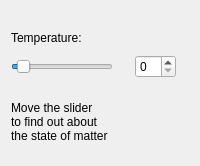
KDE/kalzium, file src/somwidget.ui: the form before one commit.
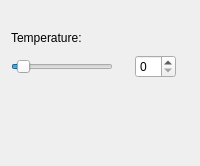
The form after the commit.

Commit message: Improve the layout of the timeline widget and remove a not used string

The edit to the form file:
```diff
--- a/src/somwidget.ui
+++ b/src/somwidget.ui
@@ -142,9 +142,7 @@
       </sizepolicy>
      </property>
      <property name="text" >
-      <string>Move the slider
-to find out about
-the state of matter</string>
+      <string/>
      </property>
      <property name="textFormat" >
       <enum>Qt::PlainText</enum>
```
Left out of the diff: 19 changed lines with no effect on the pictures. The commit also changes 1 other file.
